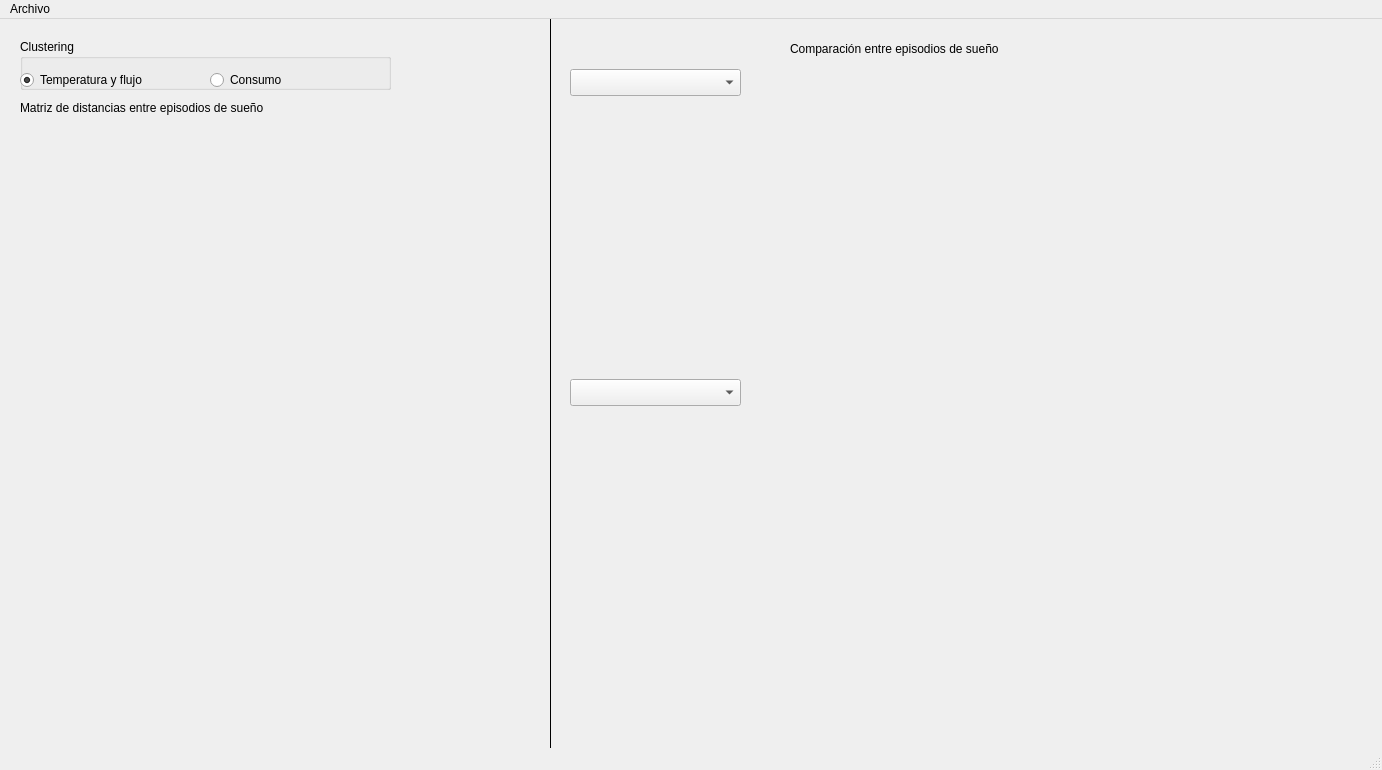
acrsilva/Seguimiento-automatizado-de-variables-de-control, file estudio_flujos_app/interfaz.ui: the form before one commit.
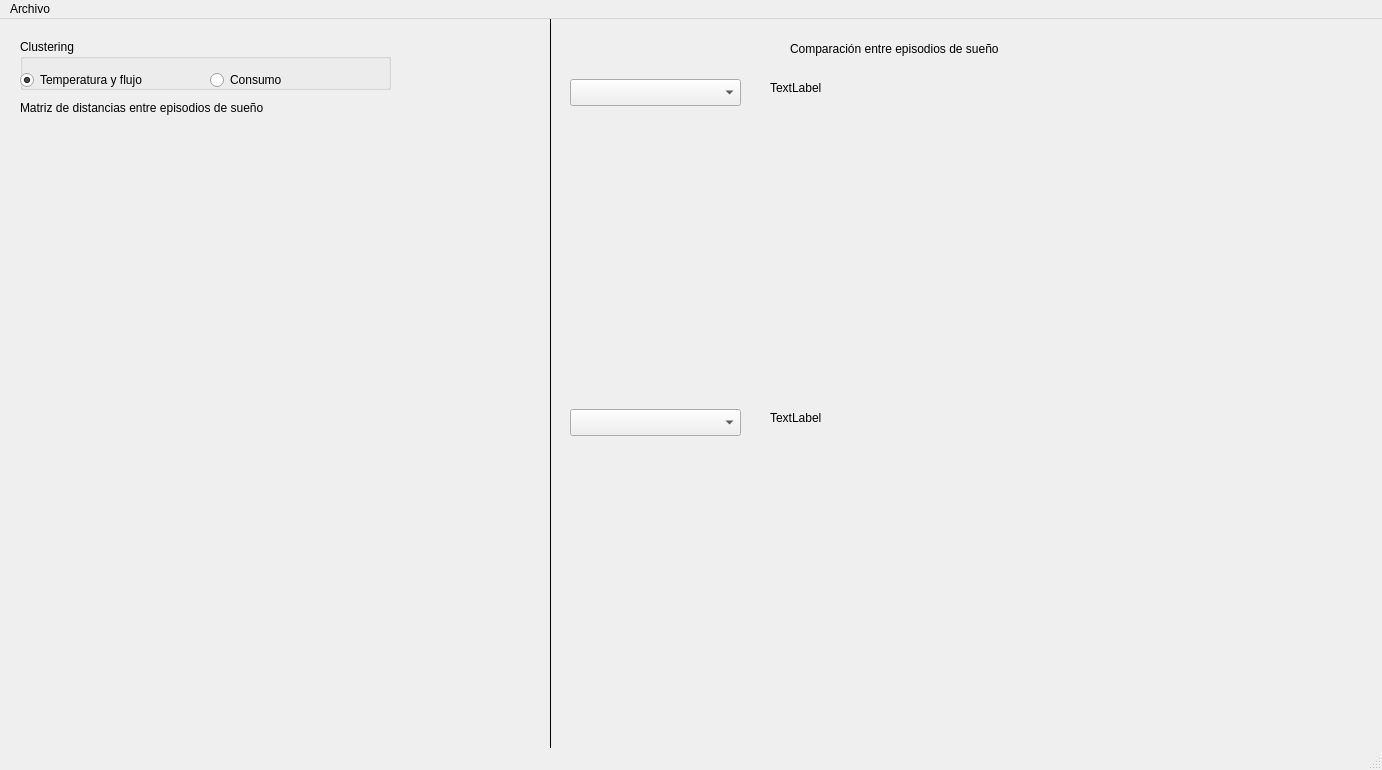
The form after the commit. Custom widgets are drawn as their Qt base class.

```diff
--- a/estudio_flujos_app/interfaz.ui
+++ b/estudio_flujos_app/interfaz.ui
@@ -18,7 +18,7 @@
     <property name="geometry">
      <rect>
       <x>570</x>
-      <y>50</y>
+      <y>60</y>
       <width>171</width>
       <height>27</height>
      </rect>
@@ -34,7 +34,7 @@
     <property name="geometry">
      <rect>
       <x>570</x>
-      <y>360</y>
+      <y>390</y>
       <width>171</width>
       <height>27</height>
      </rect>
@@ -81,7 +81,7 @@
     <property name="geometry">
      <rect>
       <x>570</x>
-      <y>80</y>
+      <y>100</y>
       <width>801</width>
       <height>251</height>
      </rect>
@@ -134,7 +134,7 @@
     <property name="geometry">
      <rect>
       <x>570</x>
-      <y>390</y>
+      <y>430</y>
       <width>801</width>
       <height>271</height>
      </rect>
@@ -169,12 +169,38 @@
     <property name="geometry">
      <rect>
       <x>550</x>
-      <y>340</y>
+      <y>360</y>
       <width>841</width>
       <height>20</height>
      </rect>
     </property>
    </widget>
+   <widget class="QLabel" name="lbl2">
+    <property name="geometry">
+     <rect>
+      <x>770</x>
+      <y>390</y>
+      <width>461</width>
+      <height>17</height>
+     </rect>
+    </property>
+    <property name="text">
+     <string>TextLabel</string>
+    </property>
+   </widget>
+   <widget class="QLabel" name="lbl1">
+    <property name="geometry">
+     <rect>
+      <x>770</x>
+      <y>60</y>
+      <width>461</width>
+      <height>17</height>
+     </rect>
+    </property>
+    <property name="text">
+     <string>TextLabel</string>
+    </property>
+   </widget>
   </widget>
   <widget class="QStatusBar" name="statusbar"/>
   <widget class="QMenuBar" name="menubar">
```
